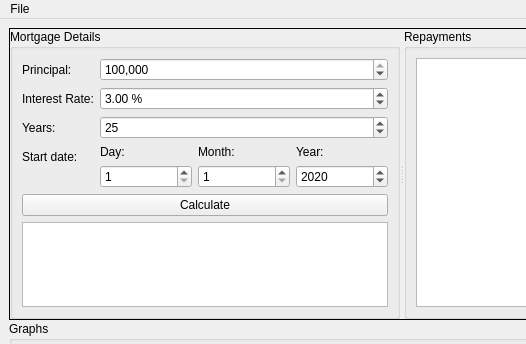
Above: mort.ui from it18aaa/mortcalc before the change; both pictures show x 0 to 526 and y 0 to 344 of the 804 by 593 pixel window. Below: the same form after it.
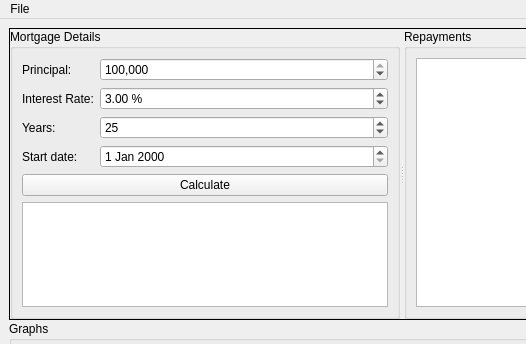
That is the form after the change.

Commit message: formatted graph yaxis and font size

```diff
--- a/mort.ui
+++ b/mort.ui
@@ -123,72 +123,10 @@
              </item>
              <item row="4" column="1">
               <layout class="QHBoxLayout" name="horizontalLayout_3">
-               <item>
-                <layout class="QVBoxLayout" name="verticalLayout_4">
-                 <item>
-                  <widget class="QLabel" name="label_4">
-                   <property name="text">
-                    <string>Day:</string>
-                   </property>
-                  </widget>
-                 </item>
-                 <item>
-                  <widget class="QSpinBox" name="dateDay">
-                   <property name="minimum">
-                    <number>1</number>
-                   </property>
-                   <property name="maximum">
-                    <number>31</number>
-                   </property>
-                   <property name="value">
-                    <number>1</number>
-                   </property>
-                  </widget>
-                 </item>
-                </layout>
-               </item>
-               <item>
-                <layout class="QVBoxLayout" name="verticalLayout_3">
-                 <item>
-                  <widget class="QLabel" name="label_3">
-                   <property name="text">
-                    <string>Month:</string>
-                   </property>
-                  </widget>
-                 </item>
-                 <item>
-                  <widget class="QSpinBox" name="dateMonth">
-                   <property name="minimum">
-                    <number>1</number>
-                   </property>
-                   <property name="maximum">
-                    <number>12</number>
-                   </property>
-                  </widget>
-                 </item>
-                </layout>
-               </item>
                <item>
                 <layout class="QVBoxLayout" name="verticalLayout_2">
                  <item>
-                  <widget class="QLabel" name="label_2">
-                   <property name="text">
-                    <string>Year:</string>
-                   </property>
-                  </widget>
-                 </item>
-                 <item>
-                  <widget class="QSpinBox" name="dateYear">
-                   <property name="minimum">
-                    <number>1970</number>
-                   </property>
-                   <property name="maximum">
-                    <number>2100</number>
-                   </property>
-                   <property name="value">
-                    <number>2020</number>
-                   </property>
-                  </widget>
+                  <widget class="QDateEdit" name="startDateEdit"/>
                  </item>
                 </layout>
                </item>
```
The commit also changes 2 other files.
